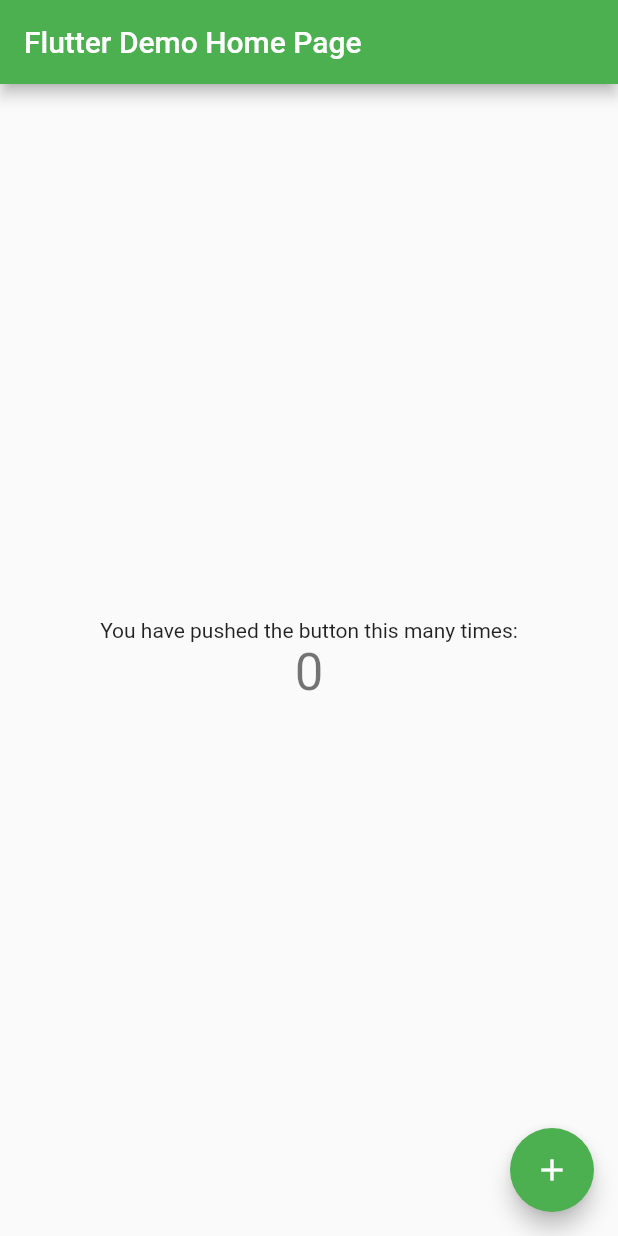
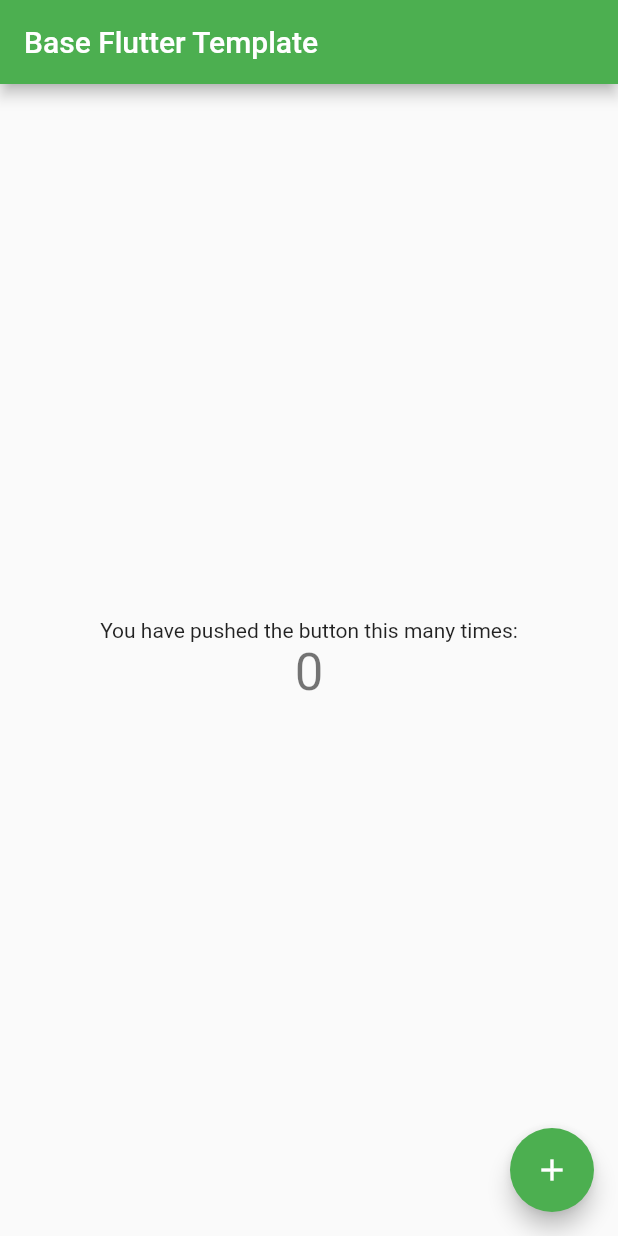
Before and after one commit to pedrozopayares/Base-Flutter-Template, a Flutter app: the screen it shows after launch, on a phone screen of 412 x 824 dp. Run offline on Flutter 3.47's test engine with Material 2 defaults, Android fonts, the phone set to English and light mode, and no system bars.

Commit message:
Base template Readme updated

```diff
--- a/lib/main.dart
+++ b/lib/main.dart
@@ -9,7 +9,7 @@ class MyApp extends StatelessWidget {
   @override
   Widget build(BuildContext context) {
     return MaterialApp(
-      title: 'ccguajira',
+      title: 'Base Flutter Template',
       theme: ThemeData(
         // This is the theme of your application.
         //
@@ -26,7 +26,7 @@ class MyApp extends StatelessWidget {
         // closer together (more dense) than on mobile platforms.
         visualDensity: VisualDensity.adaptivePlatformDensity,
       ),
-      home: MyHomePage(title: 'Flutter Demo Home Page'),
+      home: MyHomePage(title: 'Base Flutter Template'),
     );
   }
 }
--- a/pubspec.yaml
+++ b/pubspec.yaml
@@ -1,4 +1,4 @@
-name: ccguajira
+name: basefluttertemplate
 description: A new Flutter project.
 
 # The following line prevents the package from being accidentally published to
```
Also changed, not shown: 4 other files.
